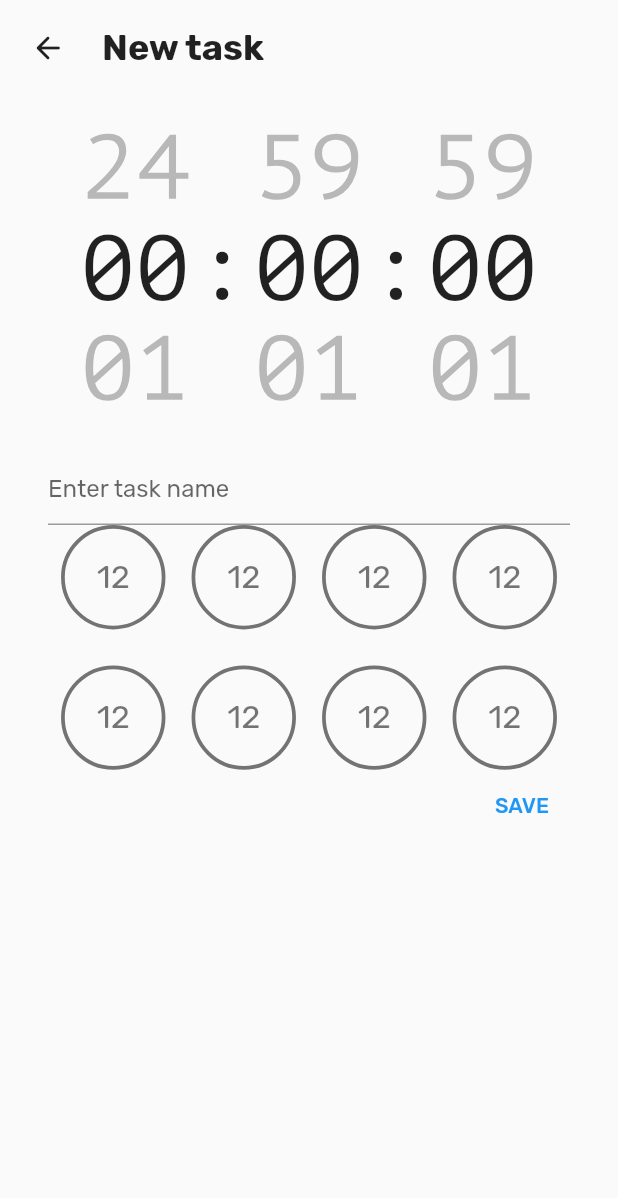
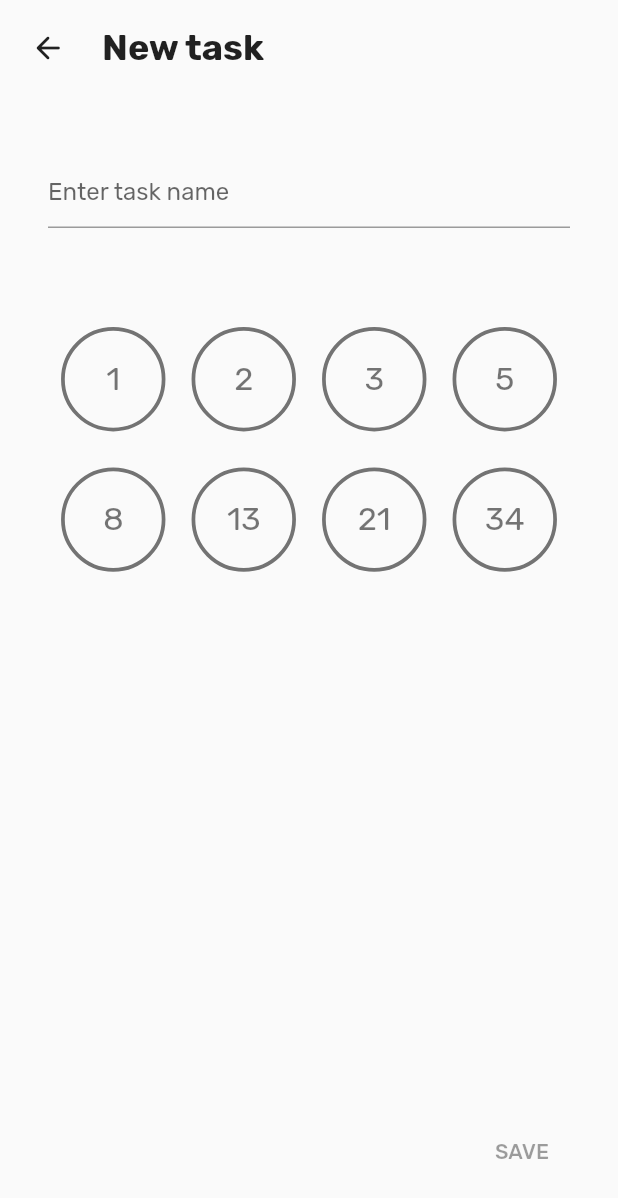
Before and after one commit to LocTr/timee, a Flutter app: the NewTaskView screen opened directly, on a phone screen of 412 x 824 dp. Shown: the top 1198 px of the screen. Run offline on Flutter 3.47's test engine with Material 2 defaults, Android fonts, the phone set to English and light mode, and no system bars; our stand-ins replace bloc, equatable, fl_chart, flutter_bloc, hive_flutter; missing offline and left inert: task_api, tasks_repo; accounts and stored records are empty; statements that could not run were skipped.

Commit message:
update new task bloc

```diff
--- a/lib/new_task/bloc/new_task_bloc.dart
+++ b/lib/new_task/bloc/new_task_bloc.dart
@@ -1,22 +1,39 @@
 import 'package:bloc/bloc.dart';
 import 'package:equatable/equatable.dart';
 import 'package:task_api/models/task.dart';
+import 'package:tasks_repo/tasks_repo.dart';
+import 'package:uuid/uuid.dart';
 
 part 'new_task_event.dart';
 part 'new_task_state.dart';
 
 class NewTaskBloc extends Bloc<NewTaskEvent, NewTaskState> {
-  NewTaskBloc()
-      : super(NewTaskState(
-          Task(title: '', finishedTaskPoint: 0, totalTaskPoint: 0),
+  NewTaskBloc({required TasksRepo tasksRepo})
+      : _tasksRepo = tasksRepo,
+        super(NewTaskState(
+          Task(
+              title: '',
+              finishedTaskPoint: 0,
+              totalTaskPoint: 0,
+              id: const Uuid().v4()),
         )) {
     on<TaskDetailChange>(_onTaskDetailChange);
+    on<TaskSaved>(_onTaskSaved);
   }
+
+  final TasksRepo _tasksRepo;
 
   _onTaskDetailChange(
     TaskDetailChange event,
     Emitter<NewTaskState> emit,
-  ) async {
+  ) {
     emit(NewTaskState(event.task));
   }
+
+  _onTaskSaved(
+    TaskSaved event,
+    Emitter<NewTaskState> emit,
+  ) async {
+    await _tasksRepo.saveTask(state.task);
+  }
 }
--- a/lib/new_task/bloc/new_task_event.dart
+++ b/lib/new_task/bloc/new_task_event.dart
@@ -15,3 +15,7 @@ class TaskDetailChange extends NewTaskEvent {
   @override
   List<Object> get props => [task];
 }
+
+class TaskSaved extends NewTaskEvent {
+  const TaskSaved();
+}
--- a/lib/new_task/view/new_task_page.dart
+++ b/lib/new_task/view/new_task_page.dart
@@ -1,5 +1,6 @@
 import 'package:flutter/material.dart';
 import 'package:flutter_bloc/flutter_bloc.dart';
+import 'package:tasks_repo/tasks_repo.dart';
 import 'package:timee/new_task/bloc/new_task_bloc.dart';
 import 'package:timee/new_task/view/new_task_view.dart';
 
@@ -9,7 +10,9 @@ class NewTaskPage extends StatelessWidget {
   static Route<void> route() {
     return MaterialPageRoute(
       builder: (context) => BlocProvider(
-        create: (context) => NewTaskBloc(),
+        create: (context) => NewTaskBloc(
+          tasksRepo: context.read<TasksRepo>(),
+        ),
         child: const NewTaskView(),
       ),
     );
--- a/lib/new_task/view/new_task_view.dart
+++ b/lib/new_task/view/new_task_view.dart
@@ -1,6 +1,7 @@
 import 'package:flutter/material.dart';
+import 'package:flutter_bloc/flutter_bloc.dart';
+import 'package:timee/new_task/bloc/new_task_bloc.dart';
 import 'package:timee/new_task/widgets/point_picker.dart';
-import 'package:timee/new_task/widgets/wheel_picker.dart';
 import 'package:timee/shared_widget/header.dart';
 
 class NewTaskView extends StatefulWidget {
@@ -11,10 +12,8 @@ class NewTaskView extends StatefulWidget {
 }
 
 class _NewTaskViewState extends State<NewTaskView> {
-  var _titleTxtController = TextEditingController();
   @override
   Widget build(BuildContext context) {
-    int hours = 0;
     return Scaffold(
       body: SafeArea(
         child: Padding(
@@ -25,89 +24,52 @@ class _NewTaskViewState extends State<NewTaskView> {
                 title: 'New task',
               ),
               const SizedBox(height: 24),
-              LayoutBuilder(
-                builder: (BuildContext context, BoxConstraints constraints) {
-                  double width = constraints.maxWidth;
-                  return Row(
-                    crossAxisAlignment: CrossAxisAlignment.center,
-                    mainAxisAlignment: MainAxisAlignment.center,
+              Expanded(
+                child: Padding(
+                  padding: const EdgeInsets.all(24.0),
+                  child: Column(
                     children: [
                       SizedBox(
-                        width: width / 5,
-                        height: width / 2,
-                        child: WheelPicker(
-                          size: width / 6.5,
-                          itemCount: 25,
-                          onSelectedItemChange: (value) {
-                            hours = value;
+                        height: 90,
+                        child: BlocBuilder<NewTaskBloc, NewTaskState>(
+                          builder: (context, state) {
+                            return TextField(
+                              decoration: const InputDecoration(
+                                hintText: 'Enter task name',
+                              ),
+                              onChanged: (value) {
+                                context
+                                    .read<NewTaskBloc>()
+                                    .add(TaskDetailChange(
+                                        task: state.task.copyWith(
+                                      title: value,
+                                    )));
+                              },
+                            );
                           },
                         ),
                       ),
-                      Text(
-                        ":",
-                        style: TextStyle(
-                          fontFamily: 'PT Mono',
-                          fontSize: width / 6.5,
-                        ),
-                      ),
-                      SizedBox(
-                        width: width / 5,
-                        height: width / 2,
-                        child: WheelPicker(
-                          size: width / 6.5,
-                          itemCount: 60,
-                          onSelectedItemChange: (value) {
-                            print(value);
-                          },
-                        ),
-                      ),
-                      Text(
-                        ":",
-                        style: TextStyle(
-                          fontFamily: 'PT Mono',
-                          fontSize: width / 6.5,
-                        ),
-                      ),
-                      SizedBox(
-                        width: width / 5,
-                        height: width / 2,
-                        child: WheelPicker(
-                          size: width / 6.5,
-                          itemCount: 60,
-                          onSelectedItemChange: (value) {},
-                        ),
-                      ),
-                    ],
-                  );
-                },
-              ),
-              Expanded(
-                child: ListView(
-                  children: [
-                    Padding(
-                      padding: const EdgeInsets.all(24.0),
-                      child: Column(
+                      const SizedBox(height: 24),
+                      const PointPicker(),
+                      const Spacer(),
+                      Row(
+                        mainAxisAlignment: MainAxisAlignment.end,
                         children: [
-                          TextField(
-                            controller: _titleTxtController,
-                            decoration: const InputDecoration(
-                              hintText: 'Enter task name',
-                            ),
-                          ),
-                          PointPicker(),
-                          Row(
-                            mainAxisAlignment: MainAxisAlignment.end,
-                            children: [
-                              TextButton(
-                                onPressed: () {},
+                          BlocBuilder<NewTaskBloc, NewTaskState>(
+                            builder: (context, state) {
+                              return TextButton(
+                                onPressed: (state.task.title.isNotEmpty &&
+                                        state.task.totalTaskPoint != 0)
+                                    ? () {}
+                                    : null,
                                 child: const Text('SAVE'),
-                              ),
-                            ],
+                              );
+                            },
                           ),
                         ],
                       ),
-                    ),
-                  ],
+                    ],
+                  ),
                 ),
               ),
             ],
--- a/lib/new_task/widgets/point_picker.dart
+++ b/lib/new_task/widgets/point_picker.dart
@@ -1,4 +1,6 @@
 import 'package:flutter/material.dart';
+import 'package:flutter_bloc/flutter_bloc.dart';
+import 'package:timee/new_task/bloc/new_task_bloc.dart';
 
 class PointPicker extends StatefulWidget {
   const PointPicker({Key? key}) : super(key: key);
@@ -14,22 +16,40 @@ class _PointPickerState extends State<PointPicker> {
       builder: (BuildContext context, BoxConstraints constraints) {
         final width = constraints.maxWidth;
 
-        Widget selector(double size) {
+        Widget selector(int value) {
+          return BlocBuilder<NewTaskBloc, NewTaskState>(
+            builder: (context, state) {
               return GestureDetector(
-            onTap: () {},
+                onTap: () {
+                  context.read<NewTaskBloc>().add(TaskDetailChange(
+                          task: state.task.copyWith(
+                        totalTaskPoint: value,
+                      )));
+                },
                 child: Container(
                   width: width / 5,
                   height: width / 5,
                   decoration: BoxDecoration(
                       borderRadius: BorderRadius.circular(300),
-                  border:
-                      Border.all(width: width / 140, color: Colors.black54)),
+                      border: Border.all(
+                        width: width / 140,
+                        color: state.task.totalTaskPoint == value
+                            ? Theme.of(context).primaryColor
+                            : Colors.black54,
+                      )),
                   child: Center(
                       child: Text(
-                '12',
-                style: TextStyle(fontSize: width / 16, color: Colors.black54),
+                    value.toString(),
+                    style: TextStyle(
+                      fontSize: width / 16,
+                      color: state.task.totalTaskPoint == value
+                          ? Theme.of(context).primaryColor
+                          : Colors.black54,
+                    ),
                   )),
                 ),
+              );
+            },
           );
         }
 
@@ -38,20 +58,20 @@ class _PointPickerState extends State<PointPicker> {
             Row(
               mainAxisAlignment: MainAxisAlignment.spaceAround,
               children: [
-                selector(width / 5),
-                selector(width / 5),
-                selector(width / 5),
-                selector(width / 5),
+                selector(1),
+                selector(2),
+                selector(3),
+                selector(5),
               ],
             ),
             const SizedBox(height: 24),
             Row(
               mainAxisAlignment: MainAxisAlignment.spaceAround,
               children: [
-                selector(width / 5),
-                selector(width / 5),
-                selector(width / 5),
-                selector(width / 5),
+                selector(8),
+                selector(13),
+                selector(21),
+                selector(34),
               ],
             ),
           ],
--- a/pubspec.yaml
+++ b/pubspec.yaml
@@ -45,6 +45,7 @@ dependencies:
     path: ../task_api
   hive: ^2.2.3
   hive_flutter: ^1.1.0
+  uuid: ^3.0.6
 
 dev_dependencies:
   flutter_test:
```
Also changed, not shown: pubspec.lock. Lines whose indentation alone changed are shown as unchanged.
